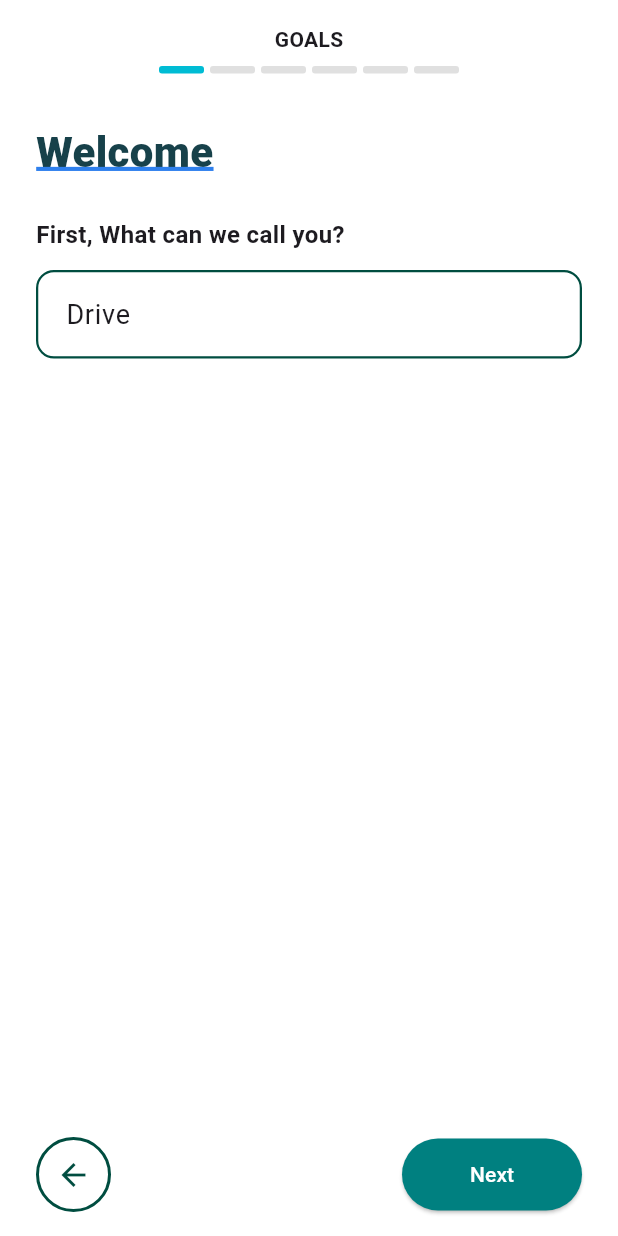
After one commit to LilEurey/NutrixApp, a Flutter app: the FillNameScreen screen opened by its route, on a phone screen of 412 x 824 dp. The commit adds this screen. Run offline on Flutter 3.47's test engine with Material 3 defaults, Android fonts, the light colour scheme and no system bars; Roboto replaces fonts that are missing (Poppins).

Commit message:
fillnamepage

```diff
--- a/frontend/lib/main.dart
+++ b/frontend/lib/main.dart
@@ -14,6 +14,7 @@ import 'screens/activity_screen.dart';
 import 'screens/healthy_habits_screen.dart';
 import 'screens/profile.dart';
 import 'screens/account.dart';
+import 'screens/fillname.dart';
 
 void main() {
   runApp(const NutrixApp());
@@ -48,6 +49,7 @@ class NutrixApp extends StatelessWidget {
         '/healthy': (context) => const HealthyHabitsScreen(),
         '/profile': (context) => const ProfileScreen(),
         '/paccount': (context) => const AccountScreen(),
+        '/fillname': (context) => const FillNameScreen(),
       },
 
       debugShowCheckedModeBanner: false,
--- /dev/null
+++ b/frontend/lib/screens/fillname.dart
@@ -0,0 +1,113 @@
+import 'package:flutter/material.dart';
+import '../widgets/navigation_buttons.dart';
+
+class FillNameScreen extends StatefulWidget {
+  const FillNameScreen({super.key});
+
+  @override
+  State<FillNameScreen> createState() => _FillNameScreenState();
+}
+
+class _FillNameScreenState extends State<FillNameScreen> {
+  final TextEditingController nameController = TextEditingController(
+    text: 'Drive',
+  );
+
+  @override
+  Widget build(BuildContext context) {
+    return Scaffold(
+      body: SafeArea(
+        child: Padding(
+          padding: const EdgeInsets.symmetric(horizontal: 24),
+          child: Column(
+            crossAxisAlignment: CrossAxisAlignment.start,
+            children: [
+              const SizedBox(height: 16),
+
+              // GOALS title
+              const Center(
+                child: Text(
+                  'GOALS',
+                  style: TextStyle(fontWeight: FontWeight.bold, fontSize: 14),
+                ),
+              ),
+              const SizedBox(height: 8),
+
+              // Step progress bar
+              Row(
+                mainAxisAlignment: MainAxisAlignment.center,
+                children: List.generate(6, (index) {
+                  return Container(
+                    width: 30,
+                    height: 5,
+                    margin: const EdgeInsets.symmetric(horizontal: 2),
+                    decoration: BoxDecoration(
+                      color: index == 0 ? Colors.cyan : Colors.grey.shade300,
+                      borderRadius: BorderRadius.circular(2),
+                    ),
+                  );
+                }),
+              ),
+
+              const SizedBox(height: 32),
+
+              const Text(
+                'Welcome',
+                style: TextStyle(
+                  fontSize: 28,
+                  fontWeight: FontWeight.w900,
+                  color: Color(0xFF17414A),
+                  decoration: TextDecoration.underline,
+                  decorationColor: Color(0xFF2F80ED),
+                  decorationThickness: 2,
+                ),
+              ),
+              const SizedBox(height: 24),
+
+              const Text(
+                'First, What can we call you?',
+                style: TextStyle(fontWeight: FontWeight.bold, fontSize: 16),
+              ),
+              const SizedBox(height: 12),
+
+              TextField(
+                controller: nameController,
+                style: const TextStyle(fontSize: 18),
+                decoration: InputDecoration(
+                  contentPadding: const EdgeInsets.symmetric(
+                    horizontal: 16,
+                    vertical: 16,
+                  ),
+                  border: OutlineInputBorder(
+                    borderRadius: BorderRadius.circular(12),
+                    borderSide: const BorderSide(
+                      color: Color(0xFF004D40),
+                      width: 1.5,
+                    ),
+                  ),
+                  enabledBorder: OutlineInputBorder(
+                    borderRadius: BorderRadius.circular(12),
+                    borderSide: const BorderSide(
+                      color: Color(0xFF004D40),
+                      width: 1.5,
+                    ),
+                  ),
+                ),
+              ),
+
+              const Spacer(),
+
+              NavigationButtons(
+                onNext: () {
+                  Navigator.pushNamed(context, '/usergoal'); // Update as needed
+                },
+              ),
+
+              const SizedBox(height: 16),
+            ],
+          ),
+        ),
+      ),
+    );
+  }
+}
```
